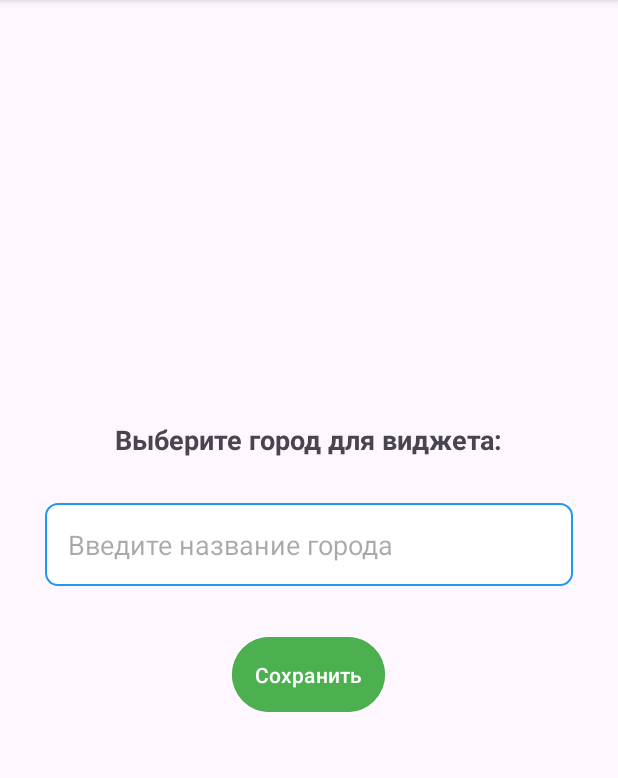
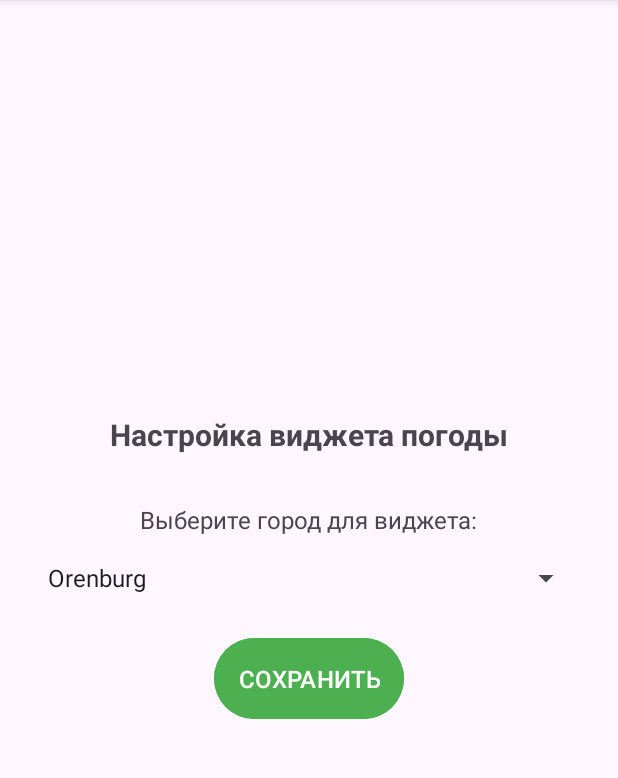
Before and after one commit to kumatshi/pz19_widgets, an Android app: the ConfigActivity screen opened directly, with no data from a screen before it, on a phone screen of 412 x 824 dp, the part 96-874 px from its top. Run offline under Robolectric (Android 15) with nearby library versions, the phone set to English and light mode, and no system bars; 1 statement that could not run was skipped.

Commit message:
18.5 выполнена

```diff
--- a/app/src/main/java/com/example/widgetapp/ConfigActivity.java
+++ b/app/src/main/java/com/example/widgetapp/ConfigActivity.java
@@ -5,7 +5,9 @@ import android.content.Intent;
 import android.content.SharedPreferences;
 import android.os.Bundle;
 import android.view.View;
-import android.widget.EditText;
+import android.widget.ArrayAdapter;
+import android.widget.Spinner;
+import android.widget.Toast;
 
 import androidx.appcompat.app.AppCompatActivity;
 
@@ -15,9 +17,13 @@ public class ConfigActivity extends AppCompatActivity {
     public final static String WIDGET_PREF = "widget_pref";
     public final static String WIDGET_CITY = "widget_city_";
 
+    private Spinner citySpinner;
+
     @Override
     protected void onCreate(Bundle savedInstanceState) {
         super.onCreate(savedInstanceState);
+        setContentView(R.layout.activity_config);
+
 
         Intent intent = getIntent();
         Bundle extras = intent.getExtras();
@@ -26,30 +32,53 @@ public class ConfigActivity extends AppCompatActivity {
                     AppWidgetManager.INVALID_APPWIDGET_ID);
         }
 
+
         if (widgetID == AppWidgetManager.INVALID_APPWIDGET_ID) {
             finish();
         }
 
+
         resultValue = new Intent();
         resultValue.putExtra(AppWidgetManager.EXTRA_APPWIDGET_ID, widgetID);
-
         setResult(RESULT_CANCELED, resultValue);
 
-        setContentView(R.layout.activity_config);
+        setupCitySpinner();
     }
 
-    public void setCity(View view) {
-        EditText etText = findViewById(R.id.city);
+    private void setupCitySpinner() {
+        citySpinner = findViewById(R.id.city_spinner);
+        String[] cities = ConnectFetch.getSupportedCities();
+        ArrayAdapter<String> adapter = new ArrayAdapter<>(
+                this,
+                android.R.layout.simple_spinner_item,
+                cities
+        );
+        adapter.setDropDownViewResource(android.R.layout.simple_spinner_dropdown_item);
+        citySpinner.setAdapter(adapter);
+    }
+
+    public void saveWidgetSettings(View view) {
+        String selectedCity = citySpinner.getSelectedItem().toString();
+
+        if (selectedCity.isEmpty()) {
+            Toast.makeText(this, "Выберите город", Toast.LENGTH_SHORT).show();
+            return;
+        }
+
 
         SharedPreferences sp = getSharedPreferences(WIDGET_PREF, MODE_PRIVATE);
         SharedPreferences.Editor editor = sp.edit();
-        editor.putString(WIDGET_CITY + widgetID, etText.getText().toString());
+        editor.putString(WIDGET_CITY + widgetID, selectedCity);
         editor.apply();
+
 
         AppWidgetManager appWidgetManager = AppWidgetManager.getInstance(this);
         AppWidget.updateAppWidget(this, sp, appWidgetManager, widgetID);
 
+
         setResult(RESULT_OK, resultValue);
+
+        Toast.makeText(this, "Город сохранен: " + selectedCity, Toast.LENGTH_SHORT).show();
         finish();
     }
 }
--- a/app/src/main/java/com/example/widgetapp/ConnectFetch.java
+++ b/app/src/main/java/com/example/widgetapp/ConnectFetch.java
@@ -66,6 +66,7 @@ public class ConnectFetch {
         BufferedReader reader = null;
 
         try {
+            // Ищем координаты города
             String lat = null;
             String lon = null;
             String foundCityName = null;
@@ -104,7 +105,7 @@ public class ConnectFetch {
 
             if (responseCode != 200) {
                 Log.e(LOG_TAG, "Ошибка HTTP от Яндекс.Погоды: " + responseCode);
-
+                // Попробуем прочитать ошибку
                 try {
                     BufferedReader errorReader = new BufferedReader(
                             new InputStreamReader(connection.getErrorStream()));
@@ -234,6 +235,7 @@ public class ConnectFetch {
         }
     }
 
+    // Метод для преобразования условия погоды в текст с эмодзи (для виджета)
     public static String getWeatherEmojiText(String condition) {
         if (condition == null) return "❓ Неизвестно";
 
--- /dev/null
+++ b/app/src/main/res/drawable/ic_weather_cloudy.xml
@@ -0,0 +1,3 @@
+<vector xmlns:android="http://schemas.android.com/apk/res/android" android:width="24dp" android:height="24dp" android:viewportWidth="24" android:viewportHeight="24">
+    <path android:fillColor="#87CEEB" android:pathData="M19.35,10.04C18.67,6.59 15.64,4 12,4 9.11,4 6.6,5.64 5.35,8.04 2.34,8.36 0,10.91 0,14c0,3.31 2.69,6 6,6h13c2.76,0 5,-2.24 5,-5 0,-2.64 -2.05,-4.78 -4.65,-4.96z"/>
+</vector>
--- /dev/null
+++ b/app/src/main/res/drawable/ic_weather_hail.xml
@@ -0,0 +1,4 @@
+<vector xmlns:android="http://schemas.android.com/apk/res/android" android:width="24dp" android:height="24dp" android:viewportWidth="24" android:viewportHeight="24">
+    <path android:fillColor="#87CEEB" android:pathData="M19.35,10.04C18.67,6.59 15.64,4 12,4 9.11,4 6.6,5.64 5.35,8.04 2.34,8.36 0,10.91 0,14c0,3.31 2.69,6 6,6h13c2.76,0 5,-2.24 5,-5 0,-2.64 -2.05,-4.78 -4.65,-4.96z"/>
+    <path android:fillColor="#FFFFFF" android:pathData="M9,13l1,1M11,13l1,1M13,13l1,1M9,17l1,1M11,17l1,1M13,17l1,1"/>
+</vector>
--- /dev/null
+++ b/app/src/main/res/drawable/ic_weather_heavy_rain.xml
@@ -0,0 +1,4 @@
+<vector xmlns:android="http://schemas.android.com/apk/res/android" android:width="24dp" android:height="24dp" android:viewportWidth="24" android:viewportHeight="24">
+    <path android:fillColor="#808080" android:pathData="M19.35,10.04C18.67,6.59 15.64,4 12,4 9.11,4 6.6,5.64 5.35,8.04 2.34,8.36 0,10.91 0,14c0,3.31 2.69,6 6,6h13c2.76,0 5,-2.24 5,-5 0,-2.64 -2.05,-4.78 -4.65,-4.96z"/>
+    <path android:fillColor="#2196F3" android:pathData="M7,12l2,0M10,12l2,0M13,12l2,0M7,16l2,0M10,16l2,0M13,16l2,0"/>
+</vector>
--- /dev/null
+++ b/app/src/main/res/drawable/ic_weather_overcast.xml
@@ -0,0 +1,3 @@
+<vector xmlns:android="http://schemas.android.com/apk/res/android" android:width="24dp" android:height="24dp" android:viewportWidth="24" android:viewportHeight="24">
+    <path android:fillColor="#808080" android:pathData="M19.35,10.04C18.67,6.59 15.64,4 12,4 9.11,4 6.6,5.64 5.35,8.04 2.34,8.36 0,10.91 0,14c0,3.31 2.69,6 6,6h13c2.76,0 5,-2.24 5,-5 0,-2.64 -2.05,-4.78 -4.65,-4.96z"/>
+</vector>
--- /dev/null
+++ b/app/src/main/res/drawable/ic_weather_partly_cloudy.xml
@@ -0,0 +1,4 @@
+<vector xmlns:android="http://schemas.android.com/apk/res/android" android:width="24dp" android:height="24dp" android:viewportWidth="24" android:viewportHeight="24">
+    <path android:fillColor="#FFD700" android:pathData="M12,7c-2.76,0 -5,2.24 -5,5s2.24,5 5,5 5,-2.24 5,-5 -2.24,-5 -5,-5z"/>
+    <path android:fillColor="#87CEEB" android:pathData="M19.35,10.04C18.67,6.59 15.64,4 12,4 9.11,4 6.6,5.64 5.35,8.04 2.34,8.36 0,10.91 0,14c0,3.31 2.69,6 6,6h13c2.76,0 5,-2.24 5,-5 0,-2.64 -2.05,-4.78 -4.65,-4.96z"/>
+</vector>
--- /dev/null
+++ b/app/src/main/res/drawable/ic_weather_rain.xml
@@ -0,0 +1,4 @@
+<vector xmlns:android="http://schemas.android.com/apk/res/android" android:width="24dp" android:height="24dp" android:viewportWidth="24" android:viewportHeight="24">
+    <path android:fillColor="#87CEEB" android:pathData="M19.35,10.04C18.67,6.59 15.64,4 12,4 9.11,4 6.6,5.64 5.35,8.04 2.34,8.36 0,10.91 0,14c0,3.31 2.69,6 6,6h13c2.76,0 5,-2.24 5,-5 0,-2.64 -2.05,-4.78 -4.65,-4.96z"/>
+    <path android:fillColor="#2196F3" android:pathData="M8,13l2.5,0M13,13l2.5,0M8,17l2.5,0M13,17l2.5,0"/>
+</vector>
--- /dev/null
+++ b/app/src/main/res/drawable/ic_weather_snow.xml
@@ -0,0 +1,4 @@
+<vector xmlns:android="http://schemas.android.com/apk/res/android" android:width="24dp" android:height="24dp" android:viewportWidth="24" android:viewportHeight="24">
+    <path android:fillColor="#87CEEB" android:pathData="M19.35,10.04C18.67,6.59 15.64,4 12,4 9.11,4 6.6,5.64 5.35,8.04 2.34,8.36 0,10.91 0,14c0,3.31 2.69,6 6,6h13c2.76,0 5,-2.24 5,-5 0,-2.64 -2.05,-4.78 -4.65,-4.96z"/>
+    <path android:fillColor="#FFFFFF" android:pathData="M8,13l1.5,1.5M13,13l1.5,1.5M8,17l1.5,-1.5M13,17l1.5,-1.5M11.5,15l0,3M14.5,15l0,3"/>
+</vector>
--- /dev/null
+++ b/app/src/main/res/drawable/ic_weather_sunny.xml
@@ -0,0 +1,3 @@
+<vector xmlns:android="http://schemas.android.com/apk/res/android" android:width="24dp" android:height="24dp" android:viewportWidth="24" android:viewportHeight="24">
+    <path android:fillColor="#FFD700" android:pathData="M12,17c-2.76,0 -5,-2.24 -5,-5s2.24,-5 5,-5 5,2.24 5,5 -2.24,5 -5,5zM12,9c-1.66,0 -3,1.34 -3,3s1.34,3 3,3 3,-1.34 3,-3 -1.34,-3 -3,-3z"/>
+</vector>
--- /dev/null
+++ b/app/src/main/res/drawable/ic_weather_thunderstorm.xml
@@ -0,0 +1,4 @@
+<vector xmlns:android="http://schemas.android.com/apk/res/android" android:width="24dp" android:height="24dp" android:viewportWidth="24" android:viewportHeight="24">
+    <path android:fillColor="#87CEEB" android:pathData="M19.35,10.04C18.67,6.59 15.64,4 12,4 9.11,4 6.6,5.64 5.35,8.04 2.34,8.36 0,10.91 0,14c0,3.31 2.69,6 6,6h13c2.76,0 5,-2.24 5,-5 0,-2.64 -2.05,-4.78 -4.65,-4.96z"/>
+    <path android:fillColor="#FFD700" android:pathData="M14,9l-4,6h3l-4,6l8,-10h-3z"/>
+</vector>
--- /dev/null
+++ b/app/src/main/res/drawable/ic_weather_unknown.xml
@@ -0,0 +1,3 @@
+<vector xmlns:android="http://schemas.android.com/apk/res/android" android:width="24dp" android:height="24dp" android:viewportWidth="24" android:viewportHeight="24">
+    <path android:fillColor="#9E9E9E" android:pathData="M11,18h2v-2h-2v2zM12,2C6.48,2 2,6.48 2,12s4.48,10 10,10 10,-4.48 10,-10S17.52,2 12,2zM12,20c-4.41,0 -8,-3.59 -8,-8s3.59,-8 8,-8 8,3.59 8,8 -3.59,8 -8,8zM12,6c-2.21,0 -4,1.79 -4,4h2c0,-1.1 0.9,-2 2,-2s2,0.9 2,2c0,2 -3,1.75 -3,5h2c0,-2.25 3,-2.5 3,-5 0,-2.21 -1.79,-4 -4,-4z"/>
+</vector>
--- a/app/src/main/res/layout/activity_config.xml
+++ b/app/src/main/res/layout/activity_config.xml
@@ -1,47 +1,43 @@
 <?xml version="1.0" encoding="utf-8"?>
-<FrameLayout xmlns:android="http://schemas.android.com/apk/res/android"
-    xmlns:tools="http://schemas.android.com/tools"
+<LinearLayout xmlns:android="http://schemas.android.com/apk/res/android"
     android:layout_width="match_parent"
     android:layout_height="match_parent"
-    tools:context=".ConfigActivity">
+    android:orientation="vertical"
+    android:padding="24dp"
+    android:gravity="center">
 
-    <LinearLayout
-        android:layout_gravity="center"
-        android:orientation="vertical"
-        android:layout_width="match_parent"
+    <TextView
+        android:layout_width="wrap_content"
         android:layout_height="wrap_content"
-        android:padding="20dp">
+        android:text="Настройка виджета погоды"
+        android:textSize="20sp"
+        android:textStyle="bold"
+        android:layout_gravity="center_horizontal"
+        android:layout_marginBottom="32dp" />
 
     <TextView
         android:layout_width="wrap_content"
         android:layout_height="wrap_content"
         android:text="Выберите город для виджета:"
-            android:textSize="18sp"
-            android:textStyle="bold"
+        android:textSize="16sp"
         android:layout_gravity="center_horizontal"
-            android:layout_marginBottom="20dp" />
+        android:layout_marginBottom="16dp" />
 
-        <EditText
-            android:id="@+id/city"
-            android:inputType="text"
-            android:hint="Введите название города"
-            android:layout_margin="10dp"
+    <Spinner
+        android:id="@+id/city_spinner"
         android:layout_width="match_parent"
         android:layout_height="wrap_content"
-            android:padding="15dp"
-            android:background="@drawable/edittext_background" />
+        android:layout_marginBottom="24dp" />
 
     <Button
-            android:layout_gravity="center_horizontal"
         android:layout_width="wrap_content"
         android:layout_height="wrap_content"
-            android:onClick="setCity"
-            android:text="Сохранить"
+        android:text="СОХРАНИТЬ"
+        android:textSize="16sp"
+        android:padding="16dp"
+        android:onClick="saveWidgetSettings"
         android:backgroundTint="#4CAF50"
         android:textColor="#FFFFFF"
-            android:padding="15dp"
-            android:layout_marginTop="20dp" />
+        android:layout_gravity="center_horizontal" />
 
 </LinearLayout>
-
-</FrameLayout>
--- a/app/src/main/res/xml/app_widget_info.xml
+++ b/app/src/main/res/xml/app_widget_info.xml
@@ -1,8 +1,8 @@
 <?xml version="1.0" encoding="utf-8"?>
 <appwidget-provider xmlns:android="http://schemas.android.com/apk/res/android"
     android:initialLayout="@layout/app_widget"
-    android:minWidth="146dp"
-    android:minHeight="146dp"
+    android:minWidth="180dp"
+    android:minHeight="60dp"
     android:resizeMode="none"
     android:updatePeriodMillis="1800000"
     android:widgetCategory="home_screen"
```
Also changed, not shown: app/src/main/res/drawable/widget_background.xml (added, +8 -0 lines), app/src/main/res/layout/app_widget.xml (+43 -16 lines). Lines whose indentation alone changed are shown as unchanged.
